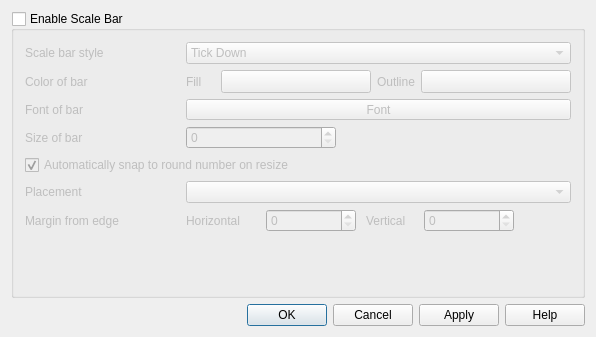
This is src/ui/qgsdecorationscalebardialog.ui in qgis/QGIS as Qt 5 draws it before an edit. The edited form follows.
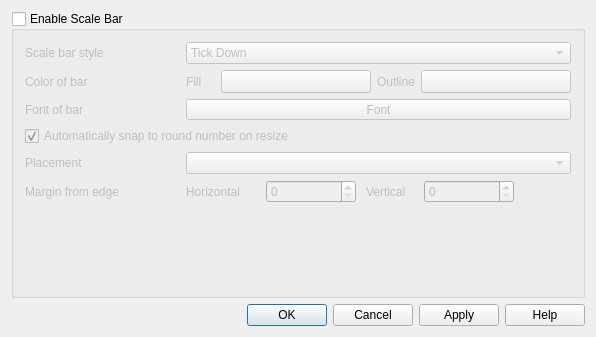
This is the edited form. Icons and pictures are not drawn. Custom widgets are drawn as their Qt base class.

Commit message: Remove the unused "Size of bar" widget

Patch:
```diff
--- a/src/ui/qgsdecorationscalebardialog.ui
+++ b/src/ui/qgsdecorationscalebardialog.ui
@@ -52,6 +52,74 @@
       <bool>false</bool>
      </property>
      <layout class="QGridLayout" name="gridLayout_2">
+      <item row="4" column="0">
+       <widget class="QLabel" name="textLabel1_3_22">
+        <property name="sizePolicy">
+         <sizepolicy hsizetype="Preferred" vsizetype="Minimum">
+          <horstretch>0</horstretch>
+          <verstretch>0</verstretch>
+         </sizepolicy>
+        </property>
+        <property name="text">
+         <string>Font of bar</string>
+        </property>
+       </widget>
+      </item>
+      <item row="6" column="1">
+       <widget class="QComboBox" name="cboPlacement">
+        <property name="sizePolicy">
+         <sizepolicy hsizetype="Minimum" vsizetype="Minimum">
+          <horstretch>0</horstretch>
+          <verstretch>0</verstretch>
+         </sizepolicy>
+        </property>
+       </widget>
+      </item>
+      <item row="6" column="0">
+       <widget class="QLabel" name="lblLocation">
+        <property name="sizePolicy">
+         <sizepolicy hsizetype="Preferred" vsizetype="Minimum">
+          <horstretch>0</horstretch>
+          <verstretch>0</verstretch>
+         </sizepolicy>
+        </property>
+        <property name="text">
+         <string>Placement</string>
+        </property>
+        <property name="buddy">
+         <cstring>cboPlacement</cstring>
+        </property>
+       </widget>
+      </item>
+      <item row="4" column="1">
+       <widget class="QgsFontButton" name="mButtonFontStyle">
+        <property name="sizePolicy">
+         <sizepolicy hsizetype="Expanding" vsizetype="Fixed">
+          <horstretch>0</horstretch>
+          <verstretch>0</verstretch>
+         </sizepolicy>
+        </property>
+        <property name="text">
+         <string>Font</string>
+        </property>
+       </widget>
+      </item>
+      <item row="5" column="0" colspan="2">
+       <widget class="QCheckBox" name="chkSnapping">
+        <property name="sizePolicy">
+         <sizepolicy hsizetype="Minimum" vsizetype="Minimum">
+          <horstretch>0</horstretch>
+          <verstretch>0</verstretch>
+         </sizepolicy>
+        </property>
+        <property name="text">
+         <string>Automatically snap to round number on resize</string>
+        </property>
+        <property name="checked">
+         <bool>true</bool>
+        </property>
+       </widget>
+      </item>
       <item row="3" column="1">
        <layout class="QHBoxLayout" name="colorLayout">
         <item>
@@ -124,8 +192,8 @@
         </property>
        </widget>
       </item>
-      <item row="5" column="0">
-       <widget class="QLabel" name="textLabel1_3">
+      <item row="3" column="0">
+       <widget class="QLabel" name="textLabel1_3_2">
         <property name="sizePolicy">
          <sizepolicy hsizetype="Preferred" vsizetype="Minimum">
           <horstretch>0</horstretch>
@@ -133,10 +201,7 @@
          </sizepolicy>
         </property>
         <property name="text">
-         <string>Size of bar</string>
-        </property>
-        <property name="buddy">
-         <cstring>spnSize</cstring>
+         <string>Color of bar</string>
         </property>
        </widget>
       </item>
@@ -173,79 +238,7 @@
         </item>
        </widget>
       </item>
-      <item row="3" column="0">
-       <widget class="QLabel" name="textLabel1_3_2">
-        <property name="sizePolicy">
-         <sizepolicy hsizetype="Preferred" vsizetype="Minimum">
-          <horstretch>0</horstretch>
-          <verstretch>0</verstretch>
-         </sizepolicy>
-        </property>
-        <property name="text">
-         <string>Color of bar</string>
-        </property>
-       </widget>
-      </item>
-      <item row="4" column="0">
-       <widget class="QLabel" name="textLabel1_3_22">
-        <property name="sizePolicy">
-         <sizepolicy hsizetype="Preferred" vsizetype="Minimum">
-          <horstretch>0</horstretch>
-          <verstretch>0</verstretch>
-         </sizepolicy>
-        </property>
-        <property name="text">
-         <string>Font of bar</string>
-        </property>
-       </widget>
-      </item>
-      <item row="4" column="1">
-       <widget class="QgsFontButton" name="mButtonFontStyle">
-        <property name="sizePolicy">
-         <sizepolicy hsizetype="Expanding" vsizetype="Fixed">
-          <horstretch>0</horstretch>
-          <verstretch>0</verstretch>
-         </sizepolicy>
-        </property>
-        <property name="text">
-         <string>Font</string>
-        </property>
-       </widget>
-      </item>
-      <item row="5" column="1">
-       <layout class="QHBoxLayout" name="horizontalLayout_3">
-        <item>
-         <widget class="QgsSpinBox" name="spnSize">
-          <property name="sizePolicy">
-           <sizepolicy hsizetype="Minimum" vsizetype="Minimum">
-            <horstretch>0</horstretch>
-            <verstretch>0</verstretch>
-           </sizepolicy>
-          </property>
-          <property name="minimumSize">
-           <size>
-            <width>150</width>
-            <height>0</height>
-           </size>
-          </property>
-         </widget>
-        </item>
-        <item>
-         <spacer name="horizontalSpacer">
-          <property name="orientation">
-           <enum>Qt::Horizontal</enum>
-          </property>
-          <property name="sizeHint" stdset="0">
-           <size>
-            <width>40</width>
-            <height>20</height>
-           </size>
-          </property>
-         </spacer>
-        </item>
-       </layout>
-      </item>
-      <item row="8" column="1">
+      <item row="7" column="1">
        <layout class="QHBoxLayout" name="hlytMargin" stretch="0,0,0,0,0">
         <property name="spacing">
          <number>10</number>
@@ -368,62 +361,7 @@
         </item>
        </layout>
       </item>
-      <item row="7" column="1">
-       <widget class="QComboBox" name="cboPlacement">
-        <property name="sizePolicy">
-         <sizepolicy hsizetype="Minimum" vsizetype="Minimum">
-          <horstretch>0</horstretch>
-          <verstretch>0</verstretch>
-         </sizepolicy>
-        </property>
-       </widget>
-      </item>
-      <item row="8" column="0">
-       <widget class="QLabel" name="lblMargin">
-        <property name="minimumSize">
-         <size>
-          <width>155</width>
-          <height>0</height>
-         </size>
-        </property>
-        <property name="text">
-         <string>Margin from edge</string>
-        </property>
-       </widget>
-      </item>
-      <item row="7" column="0">
-       <widget class="QLabel" name="lblLocation">
-        <property name="sizePolicy">
-         <sizepolicy hsizetype="Preferred" vsizetype="Minimum">
-          <horstretch>0</horstretch>
-          <verstretch>0</verstretch>
-         </sizepolicy>
-        </property>
-        <property name="text">
-         <string>Placement</string>
-        </property>
-        <property name="buddy">
-         <cstring>cboPlacement</cstring>
-        </property>
-       </widget>
-      </item>
-      <item row="6" column="0" colspan="2">
-       <widget class="QCheckBox" name="chkSnapping">
-        <property name="sizePolicy">
-         <sizepolicy hsizetype="Minimum" vsizetype="Minimum">
-          <horstretch>0</horstretch>
-          <verstretch>0</verstretch>
-         </sizepolicy>
-        </property>
-        <property name="text">
-         <string>Automatically snap to round number on resize</string>
-        </property>
-        <property name="checked">
-         <bool>true</bool>
-        </property>
-       </widget>
-      </item>
-      <item row="9" column="0" colspan="2">
+      <item row="8" column="0" colspan="2">
        <spacer name="verticalSpacer">
         <property name="orientation">
          <enum>Qt::Vertical</enum>
@@ -436,6 +374,19 @@
         </property>
        </spacer>
       </item>
+      <item row="7" column="0">
+       <widget class="QLabel" name="lblMargin">
+        <property name="minimumSize">
+         <size>
+          <width>155</width>
+          <height>0</height>
+         </size>
+        </property>
+        <property name="text">
+         <string>Margin from edge</string>
+        </property>
+       </widget>
+      </item>
      </layout>
     </widget>
    </item>
@@ -443,28 +394,28 @@
  </widget>
  <layoutdefault spacing="6" margin="11"/>
  <customwidgets>
+  <customwidget>
+   <class>QgsColorButton</class>
+   <extends>QToolButton</extends>
+   <header>qgscolorbutton.h</header>
+   <container>1</container>
+  </customwidget>
+  <customwidget>
+   <class>QgsFontButton</class>
+   <extends>QToolButton</extends>
+   <header>qgsfontbutton.h</header>
+  </customwidget>
   <customwidget>
    <class>QgsSpinBox</class>
    <extends>QSpinBox</extends>
    <header>qgsspinbox.h</header>
   </customwidget>
-  <customwidget>
-   <class>QgsColorButton</class>
-   <extends>QToolButton</extends>
-   <header>qgscolorbutton.h</header>
-   <container>1</container>
-  </customwidget>
   <customwidget>
    <class>QgsUnitSelectionWidget</class>
    <extends>QWidget</extends>
    <header>qgsunitselectionwidget.h</header>
    <container>1</container>
   </customwidget>
-  <customwidget>
-   <class>QgsFontButton</class>
-   <extends>QToolButton</extends>
-   <header>qgsfontbutton.h</header>
-  </customwidget>
  </customwidgets>
  <tabstops>
   <tabstop>grpEnable</tabstop>
```
Left out of the diff: 13 changed lines with no effect on the pictures. The commit also changes 4 other files.
